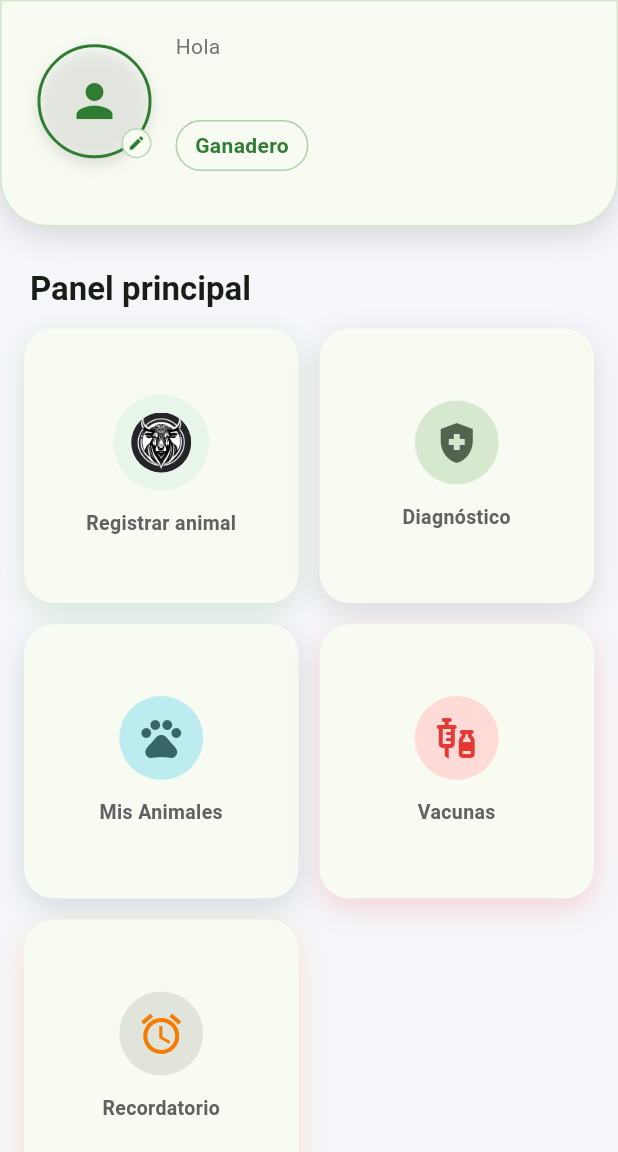
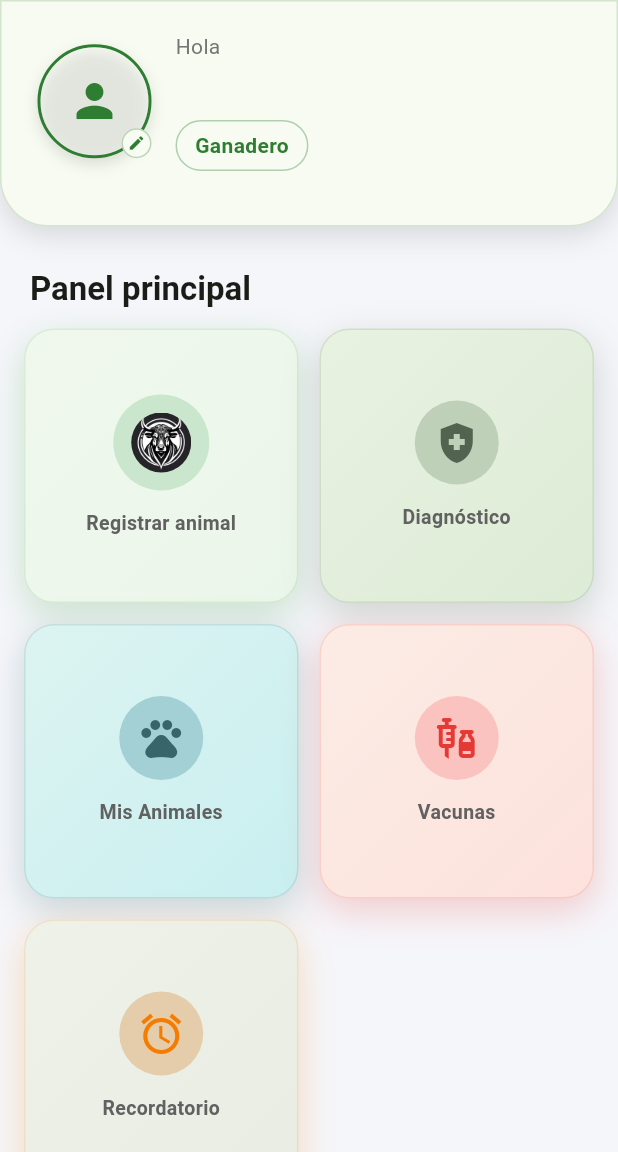
Before and after one commit to solartedaniers/Enfermedades-En-Ganado-Flutter, a Flutter app: the HomePage screen opened by its route, on a phone screen of 412 x 824 dp, the part 84-1236 px from its top. Run offline on Flutter 3.47's test engine with Material 3 defaults, Android fonts, the phone set to English and light mode, and no system bars; drawn by our look-alikes of flutter_animate; our stand-ins replace camera, connectivity_plus, flutter_dotenv, flutter_local_notifications, flutter_riverpod, geocoding and 7 more; accounts and stored records are empty.

Commit message:
Agego colores diferentes a las acards y bajo as el titulo de resumen

```diff
--- a/lib/features/auth/home/screens/home_page.dart
+++ b/lib/features/auth/home/screens/home_page.dart
@@ -464,31 +464,49 @@ class _HomePageState extends ConsumerState<HomePage> {
         keyName: 'register_animal',
         imagePath: 'lib/images/Taureau.webp',
         foregroundColor: appColors.success,
-        backgroundColor: appColors.selectionBackground,
+        backgroundColor:
+            Color.lerp(appColors.selectionBackground, appColors.success, 0.18)!,
+        cardColor:
+            Color.lerp(colorScheme.surface, appColors.selectionBackground, 0.82)!,
       ),
       _HomeMenuItem(
         keyName: 'diagnosis',
         icon: Icons.health_and_safety,
         foregroundColor: colorScheme.secondary,
-        backgroundColor: colorScheme.secondaryContainer,
+        backgroundColor:
+            Color.lerp(colorScheme.secondaryContainer, colorScheme.secondary, 0.18)!,
+        cardColor:
+            Color.lerp(colorScheme.surface, colorScheme.secondaryContainer, 0.78)!,
       ),
       _HomeMenuItem(
         keyName: 'history',
         icon: Icons.pets,
         foregroundColor: colorScheme.tertiary,
-        backgroundColor: colorScheme.tertiaryContainer,
+        backgroundColor:
+            Color.lerp(colorScheme.tertiaryContainer, colorScheme.tertiary, 0.2)!,
+        cardColor:
+            Color.lerp(colorScheme.surface, colorScheme.tertiaryContainer, 0.78)!,
       ),
       _HomeMenuItem(
         keyName: 'vaccines',
         icon: Icons.vaccines,
         foregroundColor: appColors.danger,
-        backgroundColor: colorScheme.errorContainer,
+        backgroundColor:
+            Color.lerp(colorScheme.errorContainer, appColors.danger, 0.14)!,
+        cardColor:
+            Color.lerp(colorScheme.surface, colorScheme.errorContainer, 0.76)!,
       ),
       _HomeMenuItem(
         keyName: 'notifications',
         icon: Icons.alarm,
         foregroundColor: appColors.warning,
-        backgroundColor: colorScheme.surfaceContainerHighest,
+        backgroundColor:
+            Color.lerp(colorScheme.surfaceContainerHighest, appColors.warning, 0.22)!,
+        cardColor: Color.lerp(
+          colorScheme.surface,
+          colorScheme.surfaceContainerHighest,
+          0.64,
+        )!,
       ),
     ];
 
@@ -724,11 +742,13 @@ class _HomeMenuItem {
   final String? imagePath;
   final Color foregroundColor;
   final Color backgroundColor;
+  final Color cardColor;
 
   const _HomeMenuItem({
     required this.keyName,
     required this.foregroundColor,
     required this.backgroundColor,
+    required this.cardColor,
     this.icon,
     this.imagePath,
   });
@@ -748,19 +768,42 @@ class _MenuCard extends StatelessWidget {
   @override
   Widget build(BuildContext context) {
     final appColors = context.appColors;
+    final theme = Theme.of(context);
+    final cardSurfaceColor = isDark ? appColors.cardDark : item.cardColor;
+    final cardBorderColor = item.foregroundColor.withValues(
+      alpha: isDark ? 0.18 : 0.14,
+    );
+    final cardShadowColor = item.foregroundColor.withValues(
+      alpha: isDark ? 0.18 : 0.22,
+    );
+    final cardHighlightColor = isDark
+        ? cardSurfaceColor
+        : Color.lerp(item.cardColor, theme.colorScheme.surface, 0.42)!;
 
     return GestureDetector(
       onTap: onTap,
       child: AnimatedContainer(
         duration: const Duration(milliseconds: 150),
         decoration: BoxDecoration(
-          color: isDark ? appColors.cardDark : Theme.of(context).colorScheme.surface,
+          color: isDark ? cardSurfaceColor : null,
+          gradient: isDark
+              ? null
+              : LinearGradient(
+                  begin: Alignment.topLeft,
+                  end: Alignment.bottomRight,
+                  colors: [
+                    cardHighlightColor,
+                    cardSurfaceColor,
+                  ],
+                ),
           borderRadius: BorderRadius.circular(20),
+          border: Border.all(color: cardBorderColor),
           boxShadow: [
             BoxShadow(
-              color: item.foregroundColor.withValues(alpha: 0.18),
-              blurRadius: 16,
-              offset: const Offset(0, 6),
+              color: cardShadowColor,
+              blurRadius: 20,
+              spreadRadius: 1,
+              offset: const Offset(0, 8),
             ),
           ],
         ),
--- a/lib/features/auth/home/widgets/home_dashboard_section.dart
+++ b/lib/features/auth/home/widgets/home_dashboard_section.dart
@@ -21,7 +21,7 @@ class HomeDashboardSection extends StatelessWidget {
     }
 
     return Padding(
-      padding: const EdgeInsets.fromLTRB(20, 4, 20, 12),
+      padding: const EdgeInsets.fromLTRB(20, 24, 20, 12),
       child: Column(
         crossAxisAlignment: CrossAxisAlignment.start,
         children: [
```
